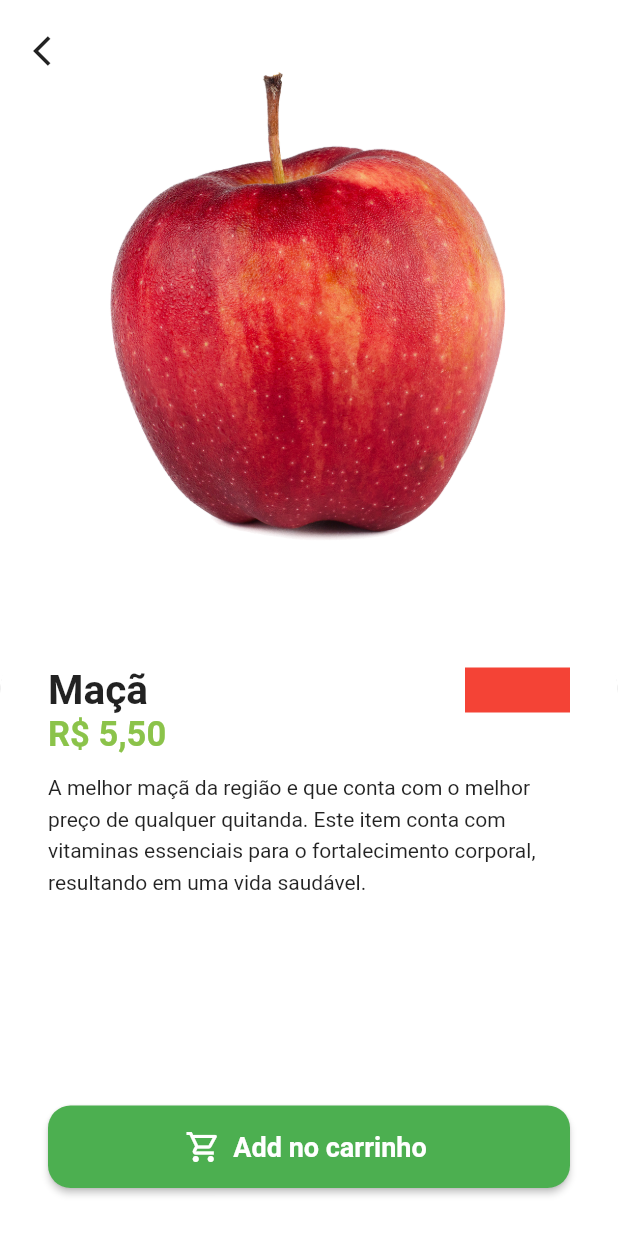
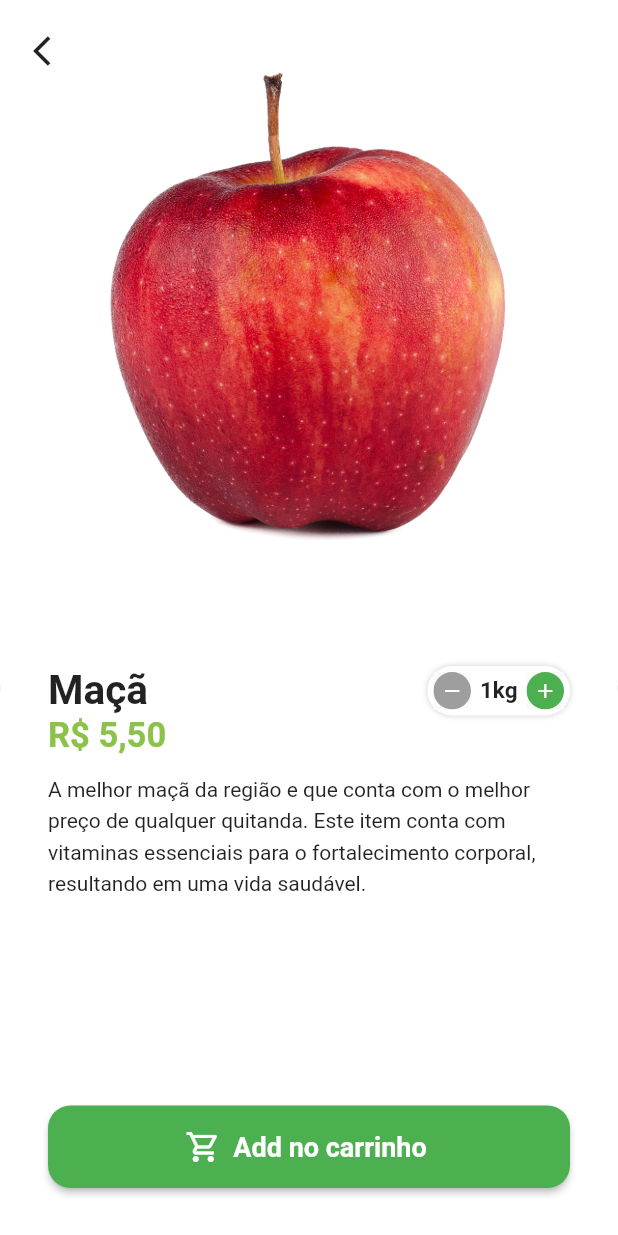
Before and after one commit to IsraelLohuan/Quitanda-Virtual-APP, a Flutter app: the screen it shows after launch, after a tap on "Entrar", after a tap on "Maçã", on a phone screen of 412 x 824 dp. Run offline on Flutter 3.47's test engine with Material 2 defaults, Android fonts, the phone set to English and light mode, and no system bars; our stand-ins replace animated_text_kit, badges, mask_text_input_formatter.

Commit message:
Finalizado parcialmente a tela de detalhes do produto

```diff
--- /dev/null
+++ b/lib/src/pages/common_widgets/quantity_widget.dart
@@ -0,0 +1,74 @@
+import 'package:flutter/material.dart';
+
+class QuantityWidget extends StatelessWidget {
+
+  const QuantityWidget({ Key? key }) : super(key: key);
+
+  @override
+  Widget build(BuildContext context) {
+    return Container(
+      padding: const EdgeInsets.all(4),
+      decoration: BoxDecoration(
+        color: Colors.white,
+        borderRadius: BorderRadius.circular(50),
+        boxShadow: [
+          BoxShadow(
+            color: Colors.grey.shade300,
+            spreadRadius: 1,
+            blurRadius: 2
+          )
+        ]
+      ),
+      child: Row(
+        children: [
+          _QuantityButton(
+            color: Colors.grey,
+            icon: Icons.remove,
+            onPressed: () {},
+          ),
+          const Padding(
+            padding: EdgeInsets.symmetric(horizontal: 6),
+            child: Text('1kg', style: TextStyle(fontWeight: FontWeight.bold, fontSize: 15),),
+          ),
+          _QuantityButton(
+            color: Colors.green,
+            icon: Icons.add,
+            onPressed: () {},
+          )
+        ],
+      ),
+    );
+  }
+}
+
+class _QuantityButton extends StatelessWidget {
+  final Color color;
+  final IconData icon;
+  final VoidCallback onPressed;
+
+  const _QuantityButton({
+    Key? key,
+    required this.color,
+    required this.icon,
+    required this.onPressed
+  }) : super(key: key);
+
+  @override
+  Widget build(BuildContext context) {
+    return Material(
+      child: InkWell(
+        borderRadius: BorderRadius.circular(50),
+        onTap: onPressed,
+        child: Ink(
+          height: 25,
+          width: 25,
+          decoration: BoxDecoration(
+            color: color,
+            shape: BoxShape.circle
+          ),
+          child: Icon(icon, color: Colors.white, size: 16),
+        ),
+      ),
+    );
+  }
+}
--- a/lib/src/pages/product/product_screen.dart
+++ b/lib/src/pages/product/product_screen.dart
@@ -1,6 +1,7 @@
 import 'package:flutter/material.dart';
 import 'package:greengrocer/src/config/custom_colors.dart';
 import 'package:greengrocer/src/models/item_model.dart';
+import 'package:greengrocer/src/pages/common_widgets/quantity_widget.dart';
 import 'package:greengrocer/src/services/utils_services.dart';
 
 class ProductScreen extends StatelessWidget {
@@ -53,11 +54,7 @@ class ProductScreen extends StatelessWidget {
                               ),
                             ),
                           ),
-                          Container(
-                            height: 30,
-                            width: 70,
-                            color: Colors.red,
-                          )
+                          QuantityWidget()
                         ],
                       ),
 
```
